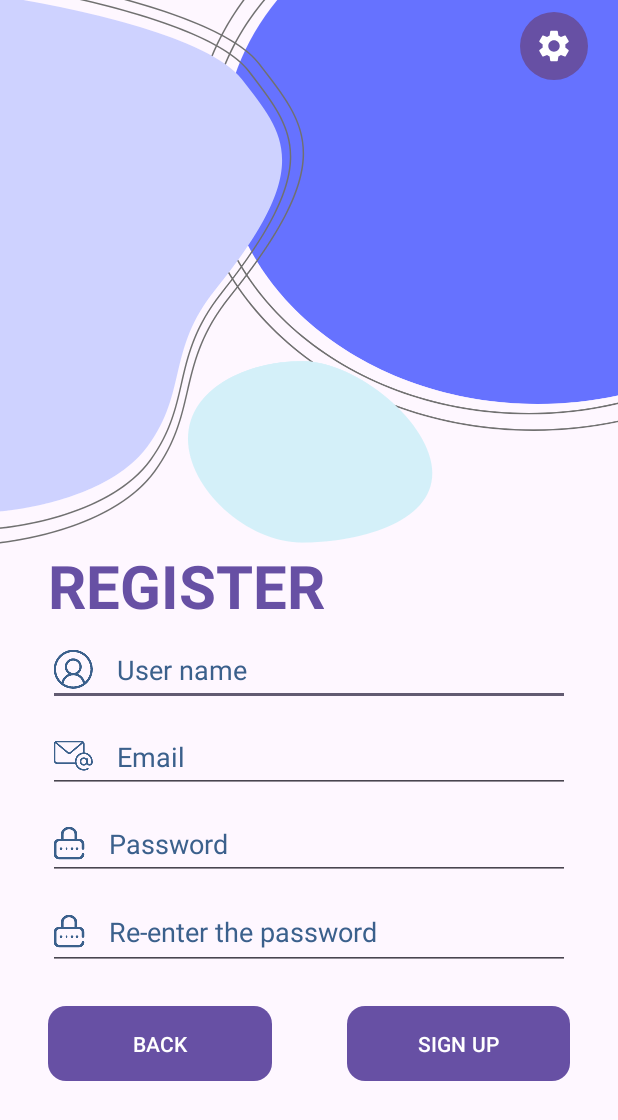
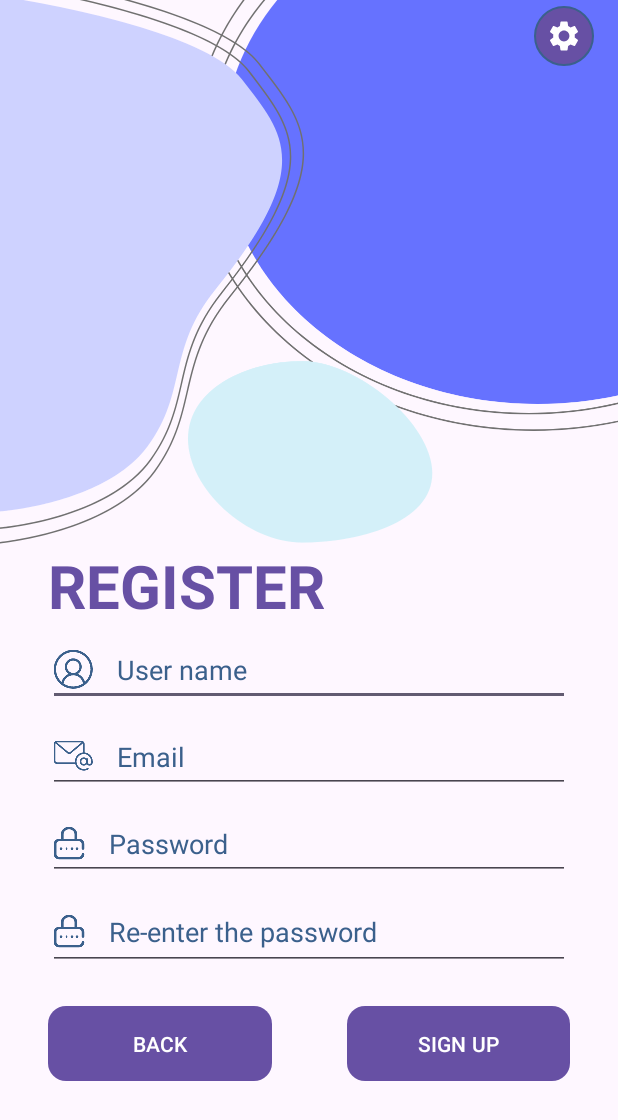
Before and after one commit to deannie2003/DoAn_CuoiKy, an Android app: the sign_up_activity screen opened directly, with no data from a screen before it, on a phone screen of 412 x 824 dp. Shown: the top 1120 px of the screen. Run offline under Robolectric (Android 15) with nearby library versions, the phone set to English and light mode, and no system bars.

Commit message:
update quyen

```diff
--- a/app/src/main/java/com/example/doanck/sign_up_activity.java
+++ b/app/src/main/java/com/example/doanck/sign_up_activity.java
@@ -25,7 +25,6 @@ import okhttp3.RequestBody;
 import okhttp3.Response;
 
 public class sign_up_activity extends AppCompatActivity {
-
     EditText username, email, password, re_password;
     Button btn_register;
 
--- a/app/src/main/res/layout/sign_up_activity.xml
+++ b/app/src/main/res/layout/sign_up_activity.xml
@@ -19,18 +19,18 @@
         app:srcCompat="@drawable/top_background2"
         tools:ignore="MissingConstraints" />
 
-    <Button
-        style="?attr/materialIconButtonFilledStyle"
+    <ImageButton
         android:id="@+id/imgChange"
-        android:layout_width="wrap_content"
-        android:layout_height="wrap_content"
+        android:layout_width="40dp"
+        android:layout_height="40dp"
         android:layout_alignParentTop="true"
         android:layout_alignParentEnd="true"
         android:layout_marginTop="4dp"
         android:layout_marginEnd="16dp"
-        app:icon="@drawable/ic_settings_24dp"
+        android:src="@drawable/ic_settings_24dp"
         app:iconSize="25dp"
-        app:backgroundTint="@color/accent_color"
+        app:tint="#FFFFFF"
+        android:background="@drawable/btn_background"
         app:layout_constraintEnd_toEndOf="parent"
         app:layout_constraintTop_toTopOf="parent" />
 
```
Also changed, not shown: app/src/main/java/com/example/doanck/sign_in_activity.java (+5 -2 lines), app/src/main/res/layout/activity_sign_in.xml (+7 -7 lines).
